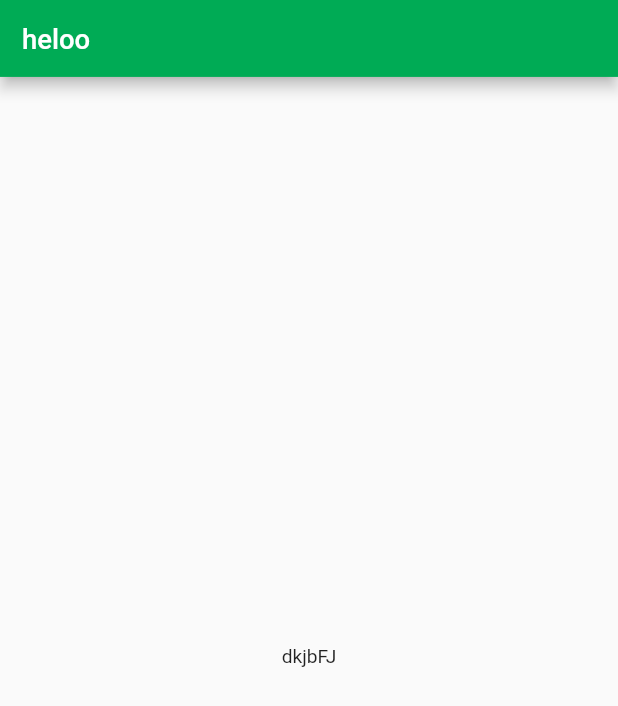
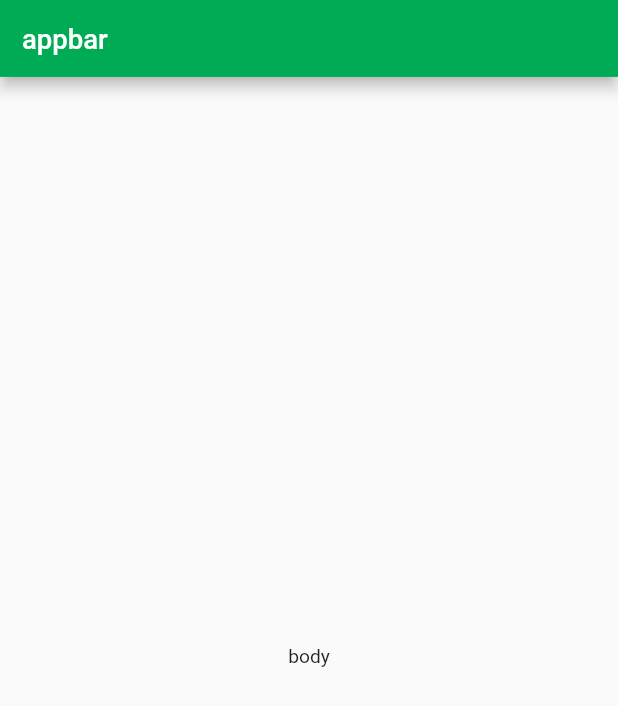
Before and after one commit to Group22-SEP-18/TECLIX-app, a Flutter app: the screen it shows after launch, on a phone screen of 412 x 824 dp. Shown: the top 706 px of the screen. Run offline on Flutter 3.47's test engine with Material 2 defaults, Android fonts, the phone set to English and light mode, and no system bars; our stand-ins replace bloc, flutter_bloc, responsive_framework.

Commit message:
signup flow setup done

```diff
--- a/lib/UI/test.dart
+++ b/lib/UI/screens/signup/signup_scaffold.dart
@@ -1,17 +1,14 @@
 import 'package:flutter/material.dart';
 
-class TEst extends StatelessWidget {
-  final String word;
-  const TEst({Key key, this.word}) : super(key: key);
-
+class SignupScaffold extends StatelessWidget {
   @override
   Widget build(BuildContext context) {
     return Scaffold(
       appBar: AppBar(
-        title: Text("heloo"),
+        title: Text('appbar'),
       ),
       body: Center(
-        child: Text("dkjbFJ"),
+        child: Text('body'),
       ),
     );
   }
--- /dev/null
+++ b/lib/data/models/Salesperson.dart
@@ -0,0 +1 @@
+class Salesperson {}
--- a/lib/main.dart
+++ b/lib/main.dart
@@ -1,7 +1,7 @@
 import 'package:flutter/material.dart';
 import 'package:responsive_framework/responsive_framework.dart';
 import 'package:teclix/UI/common/TeclixColors.dart';
-import 'package:teclix/UI/test.dart';
+import 'package:teclix/UI/screens/signup/signup_scaffold.dart';
 
 void main() {
   runApp(TeclixApp());
@@ -29,7 +29,7 @@ class TeclixApp extends StatelessWidget {
         visualDensity: VisualDensity.adaptivePlatformDensity,
         primarySwatch: PrimaryMaterialColor,
       ),
-      home: TEst(),
+      home: SignupScaffold(),
     );
   }
 }
```
Also changed, not shown: lib/logic/bloc/signup/signup_bloc.dart (added, +42 -0 lines), lib/logic/bloc/signup/signup_event.dart (added, +10 -0 lines), lib/logic/bloc/signup/signup_provider.dart (added, +46 -0 lines), lib/logic/bloc/signup/signup_state.dart (added, +22 -0 lines), lib/UI/routing/routes.dart (added), lib/logic/temp.dart (deleted).
